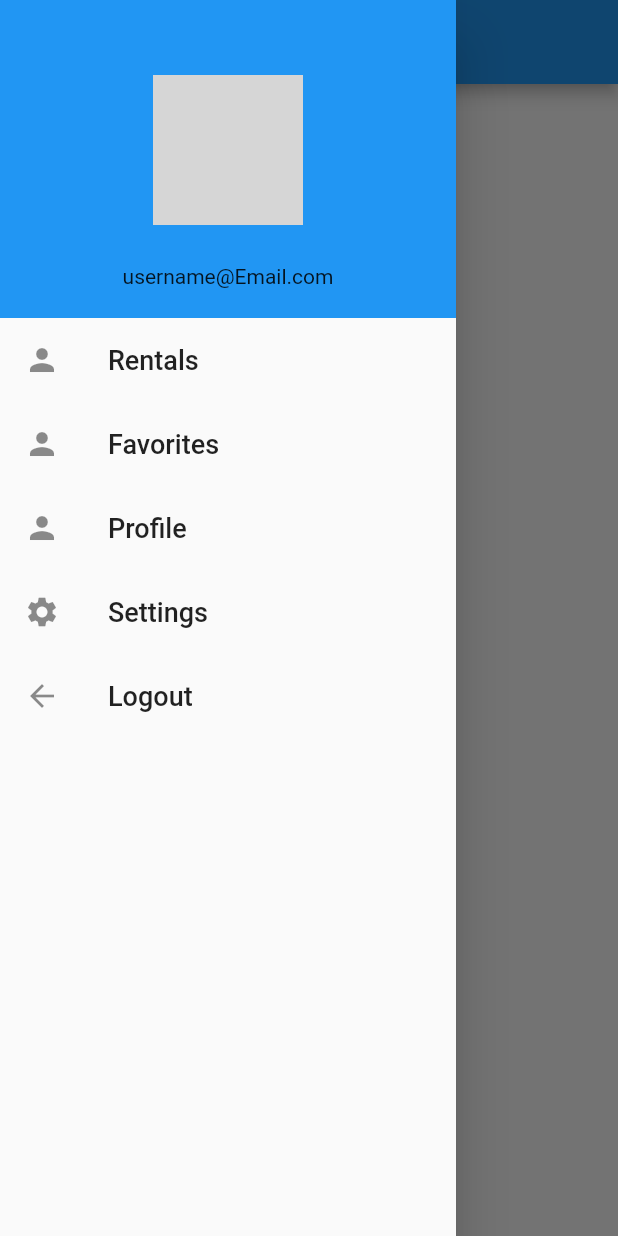
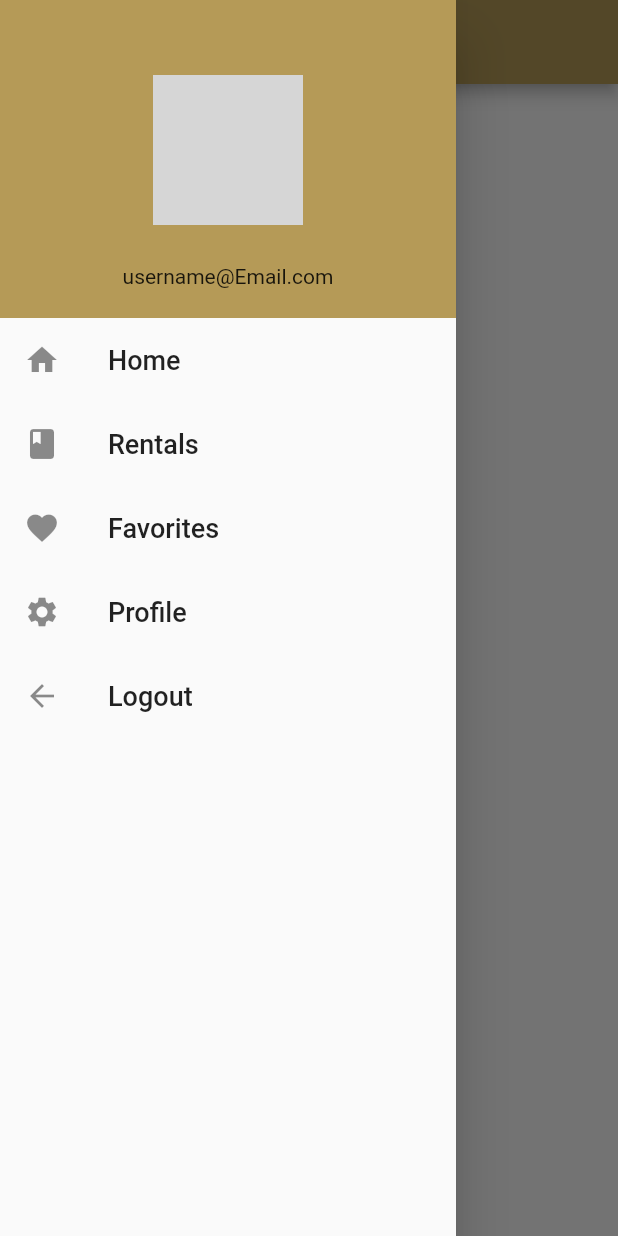
Before and after one commit to radatz/Libearian, a Flutter app: the Profile screen opened by its route, with the side drawer open, on a phone screen of 412 x 824 dp. Run offline on Flutter 3.47's test engine with Material 2 defaults, Android fonts, the phone set to English and light mode, and no system bars; our stand-ins replace cloud_firestore, firebase_auth, flutter_spinkit; accounts and stored records are empty; network calls fail; grey boxes are pictures that could not be loaded.

Commit message:
colors, logout, homebtn

```diff
--- a/lib/Home.dart
+++ b/lib/Home.dart
@@ -27,12 +27,13 @@ class HomePage extends StatelessWidget {
     return new Scaffold(
         appBar: AppBar(
           title: Text('Home Page'),
+          backgroundColor: Color.fromRGBO(181, 154, 87, 1),
         ),
         drawer: NavDrawer(),
-        body: new FlatButton(
+        /*body: new FlatButton(
           child: new Text('Logout', ),
           onPressed: signOut,// This buttoon can be removed while designing assets, just make sure to include a button or inkwell with "onPressed: SignOut" this is important for functionality
-        )
+        )*/
 
       // My suggestion would be to look at the way loginPagees build was designed, and factor out seperate sections, for buttons, text,images, etc. That way all we have
       // To do is to call in the individual pieces, and can reload seperate pages using the same assets in diffrent arrangesments ( Note: this is just a suggestion)
--- a/lib/NavDrawer.dart
+++ b/lib/NavDrawer.dart
@@ -1,3 +1,4 @@
+import 'package:firebase_auth/firebase_auth.dart';
 import 'package:flutter/material.dart';
 import 'package:flutterloginproject/user.dart';
 import 'package:provider/provider.dart';
@@ -9,8 +10,7 @@ class NavDrawer extends StatelessWidget {
 
   @override
   Widget build(BuildContext context) {
-
-
+    ErrorWidget.builder = (FlutterErrorDetails details) => Load(); //signout error
     final user = Provider.of<User>(context);
 
     return StreamBuilder<UserData>(
@@ -28,9 +28,7 @@ class NavDrawer extends StatelessWidget {
                   Container(
                     width: double.infinity,
                     padding: EdgeInsets.all(20),
-                    color: Theme
-                        .of(context)
-                        .primaryColor,
+                    color: Color.fromRGBO(181, 154, 87, 1),
                     child: Center(
                       child: Column(
                         children: <Widget>[
@@ -62,7 +60,22 @@ class NavDrawer extends StatelessWidget {
                     ),
                   ),
                   ListTile(
-                    leading: Icon(Icons.person),
+                    leading:Icon(Icons.home),
+                    title: Text(
+                      'Home',
+                      style: TextStyle(
+                        fontSize: 18,
+                      ),
+                    ),
+                    onTap: (){
+                      Navigator.popUntil(context, ModalRoute.withName("/"));// Creates a route that blocks interaction with previous routes
+                      print('You have succesfully returned to home');
+
+                      // Clears all current routes and pushes to homepage, I am unsure if it actually clears all the routes but it says it does in the syntax i looked up
+                    },
+                  ),
+                  ListTile(
+                    leading: Icon(Icons.book),
                     title: Text(
                       'Rentals',
                       style: TextStyle(
@@ -74,7 +87,7 @@ class NavDrawer extends StatelessWidget {
                     },
                   ),
                   ListTile(
-                    leading: Icon(Icons.person),
+                    leading: Icon(Icons.favorite),
                     title: Text(
                       'Favorites',
                       style: TextStyle(
@@ -86,7 +99,7 @@ class NavDrawer extends StatelessWidget {
                     },
                   ),
                   ListTile(
-                    leading: Icon(Icons.person),
+                    leading: Icon(Icons.settings),
                     title: Text(
                       'Profile',
                       style: TextStyle(
@@ -98,16 +111,6 @@ class NavDrawer extends StatelessWidget {
                     },
                   ),
                   ListTile(
-                    leading: Icon(Icons.settings),
-                    title: Text(
-                      'Settings',
-                      style: TextStyle(
-                        fontSize: 18,
-                      ),
-                    ),
-                    onTap: null,
-                  ),
-                  ListTile(
                     leading: Icon(Icons.arrow_back),
                     title: Text(
                       'Logout',
@@ -115,7 +118,12 @@ class NavDrawer extends StatelessWidget {
                         fontSize: 18,
                       ),
                     ),
-                    onTap: null,
+                    onTap: () async {
+                      await FirebaseAuth.instance.signOut();
+
+                      print('you have successfully logged out');
+                      Navigator.of(context).pushReplacementNamed('/');// This might be causing a problem?
+                    },
                   ),
                 ],
               )
--- a/lib/Profile_page.dart
+++ b/lib/Profile_page.dart
@@ -20,8 +20,22 @@ class Profile extends StatelessWidget {
             return Scaffold(
               appBar: AppBar(
                 title: Text('Profile Page'),
+                backgroundColor: Color.fromRGBO(181, 154, 87, 1),
               ),
               drawer: NavDrawer(),
+              /*body: new Stack(
+                children: <Widget>[
+                  ClipPath(
+                    child: Container(
+                      color: Colors.orangeAccent,
+                    ),
+                  ),
+                  Positioned(
+                    width: 350.0,
+                    height: MediaQuery.of(context).size.height / 5,
+                  )
+                ],
+              ),*/
             );
           }
           else {
--- a/lib/favorites.dart
+++ b/lib/favorites.dart
@@ -20,6 +20,7 @@ class Favorites extends StatelessWidget {
             return Scaffold(
               appBar: AppBar(
                 title: Text('Favorites Page'),
+                backgroundColor: Color.fromRGBO(181, 154, 87, 1),
               ),
               drawer: NavDrawer(),
             );
--- a/lib/load.dart
+++ b/lib/load.dart
@@ -5,7 +5,7 @@ class Load extends StatelessWidget {
   @override
   Widget build(BuildContext context) {
     return Container(
-      color: Colors.orangeAccent,
+      color: Color.fromRGBO(181, 154, 87, 1),
       child: Center(
         child: SpinKitWanderingCubes(
           color: Colors.white,
--- a/lib/main.dart
+++ b/lib/main.dart
@@ -3,6 +3,7 @@ import 'package:flutterloginproject/favorites.dart';
 import 'package:flutterloginproject/rentals.dart';
 import 'package:flutterloginproject/user.dart';
 import 'auth.dart';
+import 'load.dart';
 import 'root.dart';
 import 'package:provider/provider.dart';
 import 'package:flutterloginproject/Profile_page.dart';
--- a/lib/rentals.dart
+++ b/lib/rentals.dart
@@ -20,6 +20,7 @@ class Rentals extends StatelessWidget {
             return Scaffold(
               appBar: AppBar(
                 title: Text('Rental Page'),
+                backgroundColor: Color.fromRGBO(181, 154, 87, 1),
               ),
               drawer: NavDrawer(),
             );
```
